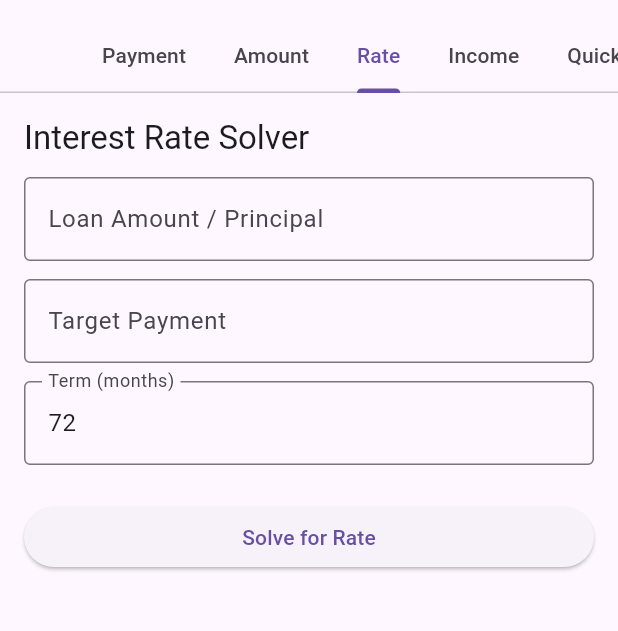
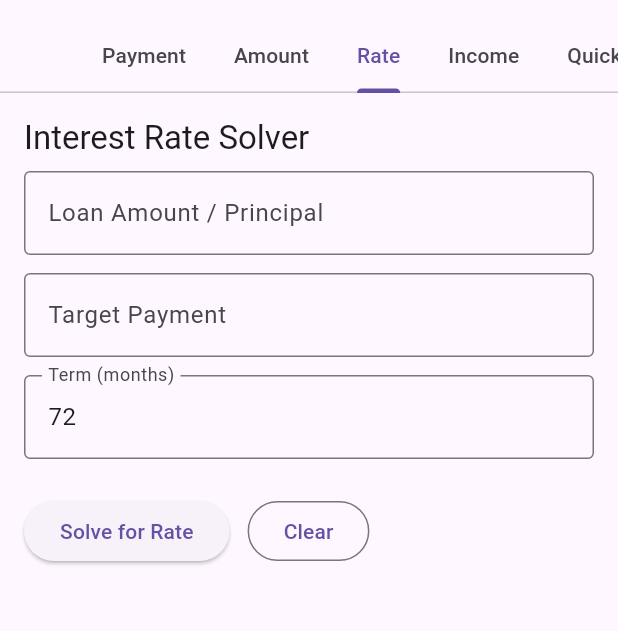
Before and after one commit to seanzmc/stingcalc_flutter, a Flutter app: the screen it shows after launch, tab 3 chosen, on a phone screen of 412 x 824 dp, the part 63-694 px from its top. Run offline on Flutter 3.47's test engine with Material 3 defaults, Android fonts, the phone set to English and light mode, and no system bars.

Commit message:
updated deploy.sh to not push to git. also fixed errors in rate solver screen.

```diff
--- a/lib/rate_solver_screen.dart
+++ b/lib/rate_solver_screen.dart
@@ -1,6 +1,5 @@
 import 'package:flutter/material.dart';
 import 'engine/core_calculators.dart';
-import 'widgets/clear_button.dart';
 
 class RateSolverScreen extends StatefulWidget {
   const RateSolverScreen({super.key});
@@ -108,7 +107,17 @@ void initState() {
               'Interest Rate Solver',
               style: Theme.of(context).textTheme.titleLarge,
             ),
-            const SizedBox(height: 12),
+            const SizedBox(height: 8),
+            if (_errorMessage != null) ...[
+              Text(
+                _errorMessage!,
+                style: TextStyle(
+                  color: Theme.of(context).colorScheme.error,
+                  fontWeight: FontWeight.w600,
+                ),
+              ),
+              const SizedBox(height: 8),
+            ],
             TextFormField(
               controller: _principalController,
               decoration: const InputDecoration(
@@ -151,9 +160,18 @@ void initState() {
               onFieldSubmitted: (_) => _calculate(),
             ),
             const SizedBox(height: 24),
-            ElevatedButton(
-              onPressed: _calculate,
-              child: const Text('Solve for Rate'),
+            Row(
+              children: [
+                ElevatedButton(
+                  onPressed: _calculate,
+                  child: const Text('Solve for Rate'),
+                ),
+                const SizedBox(width: 12),
+                OutlinedButton(
+                  onPressed: _clearForm,
+                  child: const Text('Clear'),
+                ),
+              ],
             ),
             const SizedBox(height: 24),
             if (_ratePercent != null) ...[
```
Also changed, not shown: 3 other files.
